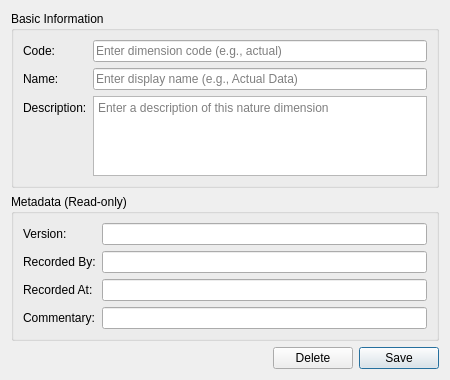
Before: the Qt Designer form projects/ores.qt/ui/NatureDimensionDetailDialog.ui in OreStudio/OreStudio, drawn with Qt 5.
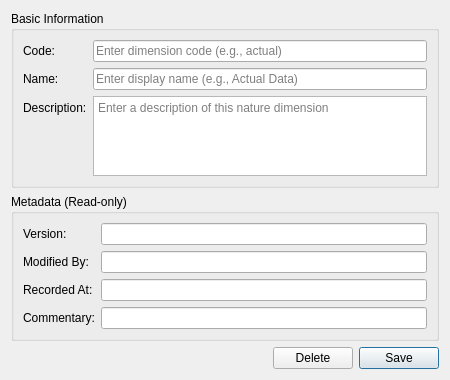
After: the same form once the commit is applied.

Commit message: [protocol] Fix audit trail metadata: rename recorded_by, remove from wire format

```diff
--- a/projects/ores.qt/ui/NatureDimensionDetailDialog.ui
+++ b/projects/ores.qt/ui/NatureDimensionDetailDialog.ui
@@ -106,7 +106,7 @@
       <item row="1" column="0">
        <widget class="QLabel" name="labelRecordedBy">
         <property name="text">
-         <string>Recorded By:</string>
+         <string>Modified By:</string>
         </property>
        </widget>
       </item>
```
Left out of the diff: 4 changed lines with no effect on the pictures. The commit also changes 473 other files.
